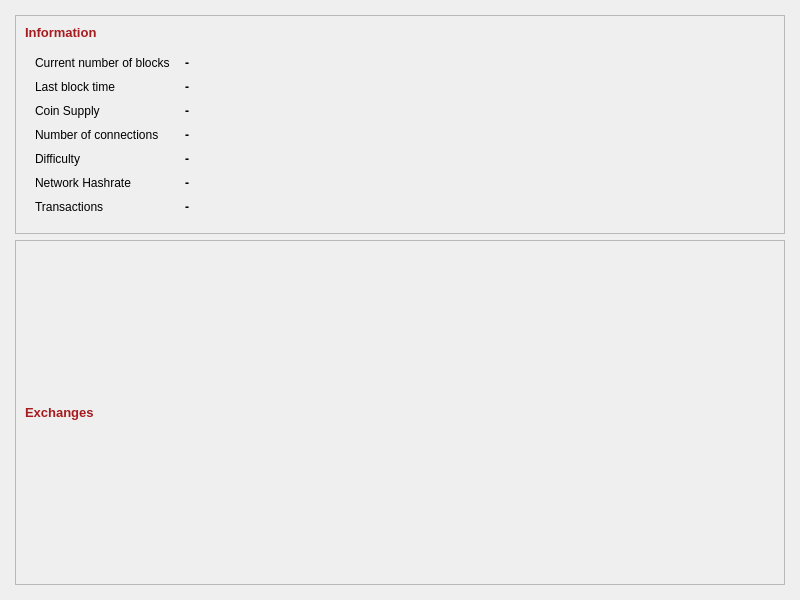
Qt form src/qt/forms/infopage.ui (transcoder/CasinoCoin) before a commit.
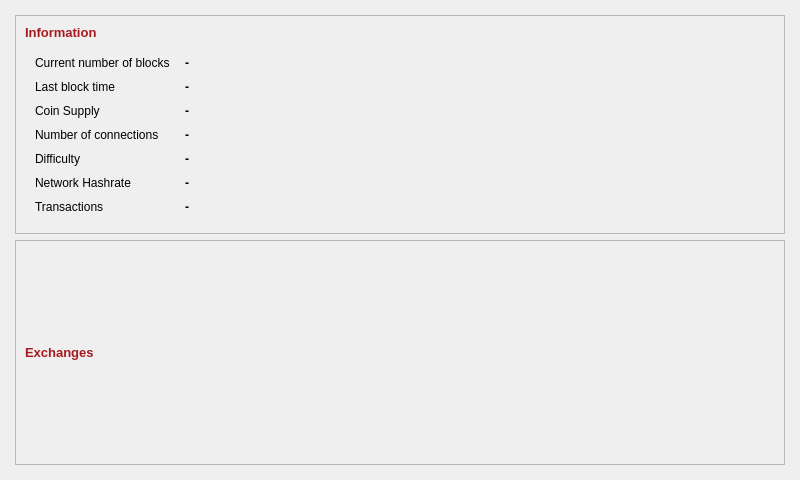
The same form after that commit.

The edit to the form file:
```diff
--- a/src/qt/forms/infopage.ui
+++ b/src/qt/forms/infopage.ui
@@ -7,7 +7,7 @@
     <x>0</x>
     <y>0</y>
     <width>800</width>
-    <height>600</height>
+    <height>480</height>
    </rect>
   </property>
   <property name="minimumSize">
```
